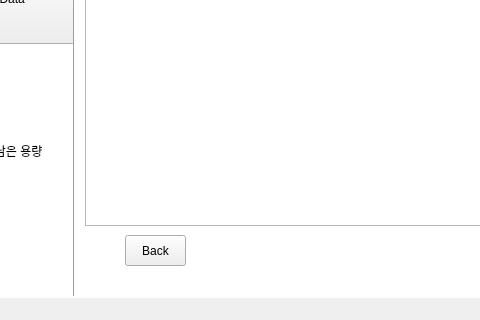
The window that app/gui/ui_1.ui (CSID-DGU/2023-1-CECD3-Sugar-4) describes before a commit, drawn with Qt 5; both pictures show x 95 to 575 and y 195 to 515 of the 828 by 515 pixel window.
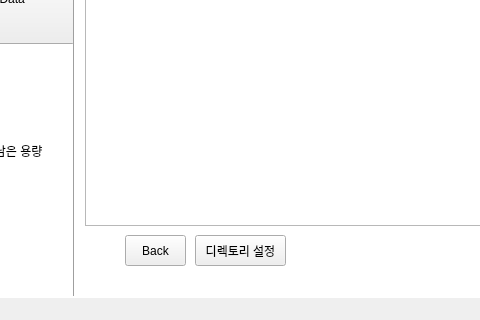
The same window after the commit.

```diff
--- a/app/gui/ui_1.ui
+++ b/app/gui/ui_1.ui
@@ -184,6 +184,19 @@
      </rect>
     </property>
    </widget>
+   <widget class="QPushButton" name="pushButton_5">
+    <property name="geometry">
+     <rect>
+      <x>290</x>
+      <y>430</y>
+      <width>91</width>
+      <height>31</height>
+     </rect>
+    </property>
+    <property name="text">
+     <string>디렉토리 설정</string>
+    </property>
+   </widget>
   </widget>
   <widget class="QMenuBar" name="menubar">
    <property name="geometry">
```
